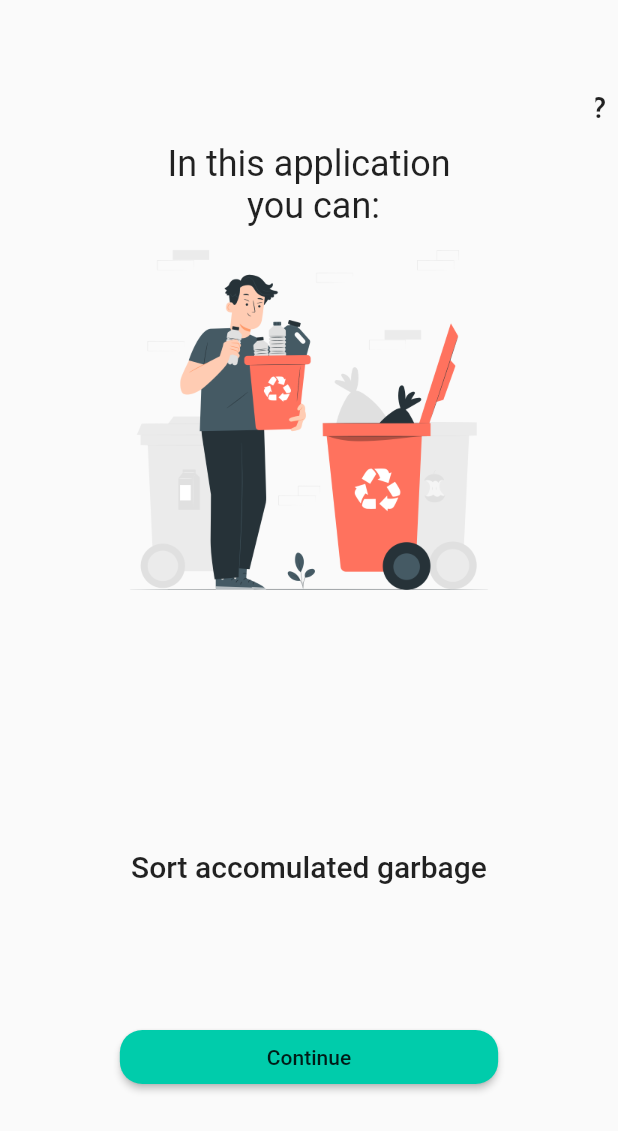
After one commit to Aburafik/RecycleApp, a Flutter app: the screen it shows after launch, after a tap on "Continue", on a phone screen of 412 x 824 dp. The commit adds this screen. Shown: the top 1131 px of the screen. Run offline on Flutter 3.47's test engine with Material 2 defaults, Android fonts, the phone set to English and light mode, and no system bars; drawn by our look-alikes of delayed_display; our stand-ins replace page_transition.

Commit message:
More  screen added

```diff
--- /dev/null
+++ b/lib/Utils/colors.dart
@@ -0,0 +1,9 @@
+import 'package:flutter/cupertino.dart';
+
+class ColorsTheme {
+  static const Color primaryColor = Color(0xff00CCAB);
+  static const Color primaryBlueLightColor = Color(0xffC4F3EC);
+
+
+
+}
--- /dev/null
+++ b/lib/Views/splash_screen.dart
@@ -0,0 +1,370 @@
+// ignore_for_file: prefer_const_constructors
+
+import 'package:delayed_display/delayed_display.dart';
+import 'package:flutter/material.dart';
+import 'package:page_transition/page_transition.dart';
+import 'package:recycle_app/Utils/colors.dart';
+
+class SplashScreen extends StatefulWidget {
+  const SplashScreen({Key? key}) : super(key: key);
+
+  @override
+  _SplashScreenState createState() => _SplashScreenState();
+}
+
+class _SplashScreenState extends State<SplashScreen> {
+  bool isButtonTap = false;
+  @override
+  Widget build(BuildContext context) {
+    TextStyle textStyle = Theme.of(context)
+        .textTheme
+        .headline2!
+        .copyWith(wordSpacing: 2, fontSize: 18, color: Colors.black);
+    TextStyle titleSryle = Theme.of(context).textTheme.headline2!.copyWith(
+        color: ColorsTheme.primaryColor,
+        fontSize: 35,
+        fontWeight: FontWeight.bold);
+    return Scaffold(
+      body: Center(
+        child: Column(
+          mainAxisAlignment: MainAxisAlignment.center,
+          children: [
+            Align(
+                alignment: Alignment.topRight,
+                child: TextButton(
+                  onPressed: () {},
+                  child: Text(
+                    "Skip?",
+                    style: Theme.of(context).textTheme.headline6,
+                  ),
+                )),
+            SizedBox(
+              height: MediaQuery.of(context).size.height / 5,
+            ),
+            DelayedDisplay(
+                delay: Duration(seconds: 1),
+                slidingBeginOffset: Offset(0.0, -0.35),
+                child: Text("Welcome",
+                    style: titleSryle.copyWith(
+                        color: Colors.black, fontWeight: FontWeight.normal))),
+            SizedBox(
+              height: MediaQuery.of(context).size.height / 10,
+            ),
+            DelayedDisplay(
+              delay: Duration(seconds: 2),
+              child: Padding(
+                padding: const EdgeInsets.only(right: 40),
+                child: Row(
+                  mainAxisAlignment: MainAxisAlignment.center,
+                  children: [
+                    Text(
+                      "RE",
+                      style: titleSryle,
+                    ),
+                    Icon(
+                      Icons.redo,
+                      color: Colors.red,
+                      size: 50,
+                    ),
+                  ],
+                ),
+              ),
+            ),
+            DelayedDisplay(
+              // slidingBeginOffset: Offset(0.0, -0.35),
+              delay: Duration(seconds: 2),
+              child: Padding(
+                padding: const EdgeInsets.only(left: 45),
+                child: Row(
+                  mainAxisAlignment: MainAxisAlignment.center,
+                  children: [
+                    RotatedBox(
+                        quarterTurns: -90,
+                        child: Icon(Icons.redo, color: Colors.red, size: 50)),
+                    Text(
+                      "YCLE",
+                      style: titleSryle,
+                    )
+                  ],
+                ),
+              ),
+            ),
+            SizedBox(
+              height: MediaQuery.of(context).size.height / 6,
+            ),
+            Text(
+              "This appliocation is",
+              style: textStyle,
+            ),
+            Text("design to make your live easier", style: textStyle),
+            Text("and our planet is cleaner", style: textStyle),
+            SizedBox(
+              height: MediaQuery.of(context).size.height / 18,
+            ),
+            reusableButton(
+                color: isButtonTap ? Colors.white : null,
+                title: "Continue",
+                onpress: () {
+                  setState(() {
+                    isButtonTap = true;
+                  });
+                  Future.delayed(
+                      Duration(seconds: 1),
+                      () => Navigator.push(
+                          context,
+                          PageTransition(
+                              child: NextPage1(),
+                              type: PageTransitionType.rightToLeft)));
+                })
+          ],
+        ),
+      ),
+    );
+  }
+}
+
+///
+class NextPage1 extends StatefulWidget {
+  const NextPage1({Key? key}) : super(key: key);
+
+  @override
+  State<NextPage1> createState() => _NextPage1State();
+}
+
+class _NextPage1State extends State<NextPage1> {
+  bool isButtonTap = false;
+  @override
+  Widget build(BuildContext context) {
+    return Padding(
+      padding: const EdgeInsets.all(15.0),
+      child: Scaffold(
+        body: Center(
+          child: Column(
+            mainAxisAlignment: MainAxisAlignment.center,
+            children: [
+              Text(
+                "In this application",
+                style: Theme.of(context).textTheme.headline5,
+              ),
+              Text(
+                "  you can: ",
+                style: Theme.of(context).textTheme.headline5,
+              ),
+              Image(
+                image: AssetImage("images/pana.png"),
+                height: 250,
+                width: 250,
+              ),
+              SizedBox(
+                height: MediaQuery.of(context).size.height / 5,
+              ),
+              Text(
+                "Sort accomulated garbage",
+                style: Theme.of(context).textTheme.headline6,
+              ),
+              SizedBox(height: MediaQuery.of(context).size.height / 9),
+              reusableButton(
+                  color: isButtonTap ? Colors.white : null,
+                  title: "Continue",
+                  onpress: () {
+                    setState(() {
+                      isButtonTap = true;
+                    });
+                    Future.delayed(
+                        Duration(seconds: 1),
+                        () => Navigator.push(
+                            context,
+                            PageTransition(
+                                child: NextPage2(),
+                                type: PageTransitionType.rightToLeft)));
+                  })
+            ],
+          ),
+        ),
+      ),
+    );
+  }
+}
+
+class NextPage2 extends StatefulWidget {
+  const NextPage2({Key? key}) : super(key: key);
+
+  @override
+  State<NextPage2> createState() => _NextPage2State();
+}
+
+class _NextPage2State extends State<NextPage2> {
+  bool isButtonTap = false;
+  @override
+  Widget build(BuildContext context) {
+    return Padding(
+      padding: const EdgeInsets.all(19.0),
+      child: Scaffold(
+        body: Center(
+          child: Column(
+            mainAxisAlignment: MainAxisAlignment.center,
+            children: [
+              Text(
+                "In this application",
+                style: Theme.of(context).textTheme.headline5,
+              ),
+              Text(
+                "you can:",
+                style: Theme.of(context).textTheme.headline5,
+              ),
+              SizedBox(
+                height: MediaQuery.of(context).size.height / 19,
+              ),
+              Image(
+                image: AssetImage("images/nana.png"),
+                height: 150,
+                width: 150,
+              ),
+              SizedBox(
+                height: MediaQuery.of(context).size.height / 7,
+              ),
+              Text(
+                "Order garbage collection",
+                style: Theme.of(context).textTheme.headline6,
+              ),
+              SizedBox(height: MediaQuery.of(context).size.height / 7),
+              reusableButton(
+                color: isButtonTap ? Colors.white : null,
+                title: "Continue",
+                onpress: () {
+                  setState(() {
+                    isButtonTap = true;
+                  });
+                  Future.delayed(
+                    Duration(seconds: 1),
+                    () => Navigator.push(
+                      context,
+                      PageTransition(
+                          child: NextPage3(),
+                          type: PageTransitionType.rightToLeft),
+                    ),
+                  );
+                },
+              )
+            ],
+          ),
+        ),
+      ),
+    );
+  }
+}
+
+class NextPage3 extends StatefulWidget {
+  const NextPage3({Key? key}) : super(key: key);
+
+  @override
+  _NextPage3State createState() => _NextPage3State();
+}
+
+class _NextPage3State extends State<NextPage3> {
+  bool isButtonTap = false;
+  @override
+  Widget build(BuildContext context) {
+    return Padding(
+      padding: const EdgeInsets.all(18.0),
+      child: Scaffold(
+        body: Center(
+          child: Column(
+            mainAxisAlignment: MainAxisAlignment.center,
+            children: [
+              Text(
+                "In this application",
+                style: Theme.of(context).textTheme.headline5,
+              ),
+              Text("you can", style: Theme.of(context).textTheme.headline5),
+              Image(
+                image: AssetImage("images/nana1.png"),
+                height: 180,
+                width: 180,
+              ),
+              SizedBox(
+                height: MediaQuery.of(context).size.height / 7,
+              ),
+              Text("Find out all the information you need",
+                  style: Theme.of(context).textTheme.headline6),
+              Text("to sort correctly",
+                  style: Theme.of(context).textTheme.headline6),
+                  SizedBox(
+                    height: MediaQuery.of(context).size.height/7,
+                  ),
+                   reusableButton(
+                color: isButtonTap ? Colors.white : null,
+                title: "Continue",
+                onpress: () {
+                  setState(() {
+                    isButtonTap = true;
+                  });
+                  Future.delayed(
+                    Duration(seconds: 1),
+                    () => Navigator.push(
+                      context,
+                      PageTransition(
+                          child: SigninPage(),
+                          type: PageTransitionType.rightToLeft),
+                    ),
+                  );
+                },
+              )
+            ],
+          ),
+        ),
+      ),
+    );
+  }
+}
+class SigninPage extends StatelessWidget {
+  const SigninPage({ Key? key }) : super(key: key);
+
+  @override
+  Widget build(BuildContext context) {
+    return Scaffold(
+      body: Center(
+        child: Column(mainAxisAlignment: MainAxisAlignment.center,
+          children: [
+            reusableButton(
+              onpress: (){},
+              title: "Signin",
+              color: Colors.greenAccent,
+            ),
+            SizedBox(
+              height: 20,
+            ),
+            reusableButton(
+              onpress: (){},
+              title: "Log in",
+              color: Colors.greenAccent,
+            ),
+            SizedBox(
+              height: 20,
+            ),
+            reusableButton(
+              onpress: (){},
+              title: "",
+              color: Colors.greenAccent,
+            ),
+
+          ],
+        ),
+      ),
+
+    );
+  }
+}
+
+reusableButton({void Function()? onpress, String? title, Color? color}) {
+  return MaterialButton(
+      shape: RoundedRectangleBorder(borderRadius: BorderRadius.circular(15)),
+      mouseCursor: MaterialStateMouseCursor.clickable,
+      hoverColor: Colors.white,
+      color: color != null ? color : ColorsTheme.primaryColor,
+      onPressed: onpress,
+      child: Padding(
+        padding: const EdgeInsets.symmetric(horizontal: 82),
+        child: Text(title!),
+      ));
+}
```
Also changed, not shown: lib/Views/onboarding_view.dart (added, +13 -0 lines), lib/main.dart (+125 -111 lines), pubspec.yaml (+7 -4 lines), images/nana.png (added), images/nana1.png (added), images/pana.png (added), pubspec.lock, 1 other file.
